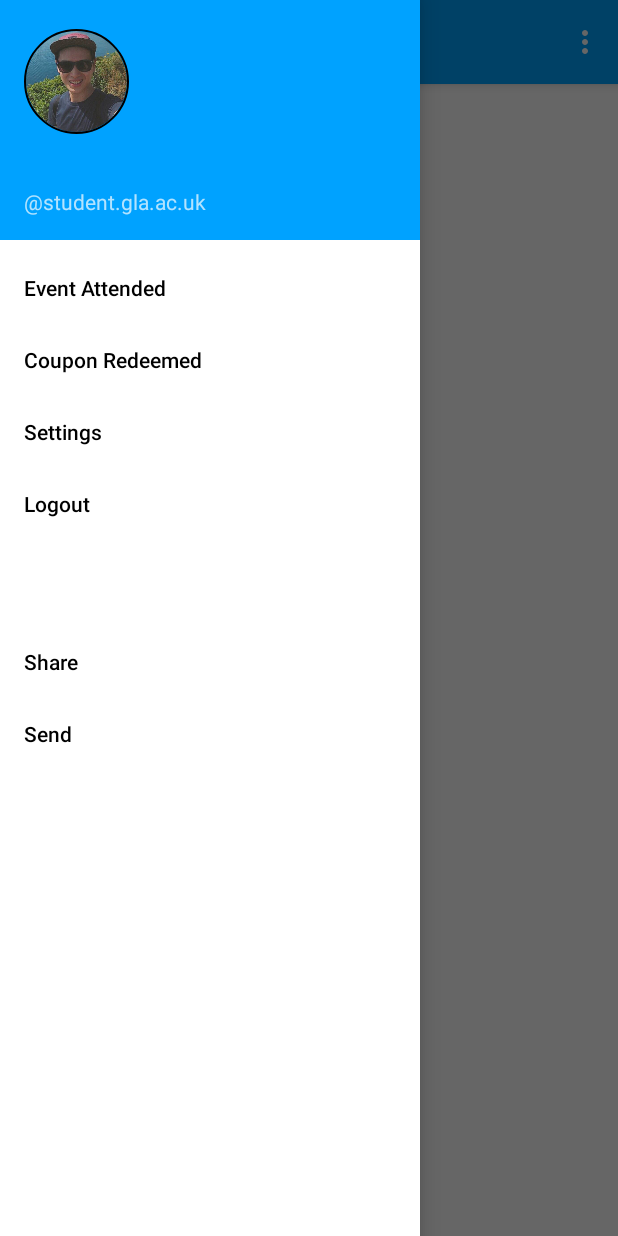
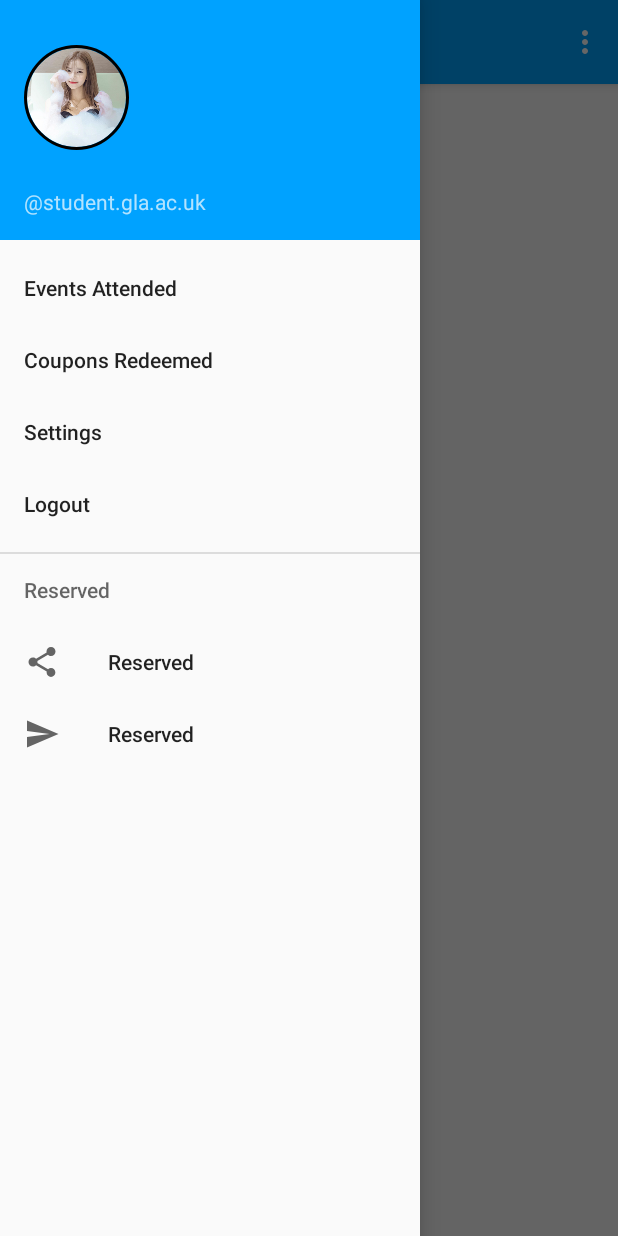
Before and after one commit to imvincey/MHCI-AE, an Android app: the MainActivity screen opened directly, with no data from a screen before it, with the side drawer open, on a phone screen of 412 x 824 dp. Run offline under Robolectric (Android 15) with nearby library versions, the phone set to English and light mode, and no system bars; our stand-ins replace CircleImageView.

Commit message:
Saving for nav bar

```diff
--- a/inCampus/app/src/main/java/mhci/teamsix/ugs/incampus/MainActivity.java
+++ b/inCampus/app/src/main/java/mhci/teamsix/ugs/incampus/MainActivity.java
@@ -1,19 +1,20 @@
 package mhci.teamsix.ugs.incampus;
 
+import android.os.Bundle;
 import android.os.Handler;
+import android.support.design.widget.FloatingActionButton;
+import android.support.design.widget.Snackbar;
+import android.view.View;
 import android.support.design.widget.NavigationView;
 import android.support.v4.view.GravityCompat;
 import android.support.v4.widget.DrawerLayout;
-import android.os.Bundle;
 import android.support.v7.app.ActionBarDrawerToggle;
 import android.support.v7.app.AppCompatActivity;
 import android.support.v7.widget.Toolbar;
 import android.view.Menu;
 import android.view.MenuItem;
-import android.view.View;
 import android.widget.TextView;
 import android.widget.Toast;
-
 
 public class MainActivity extends AppCompatActivity
         implements NavigationView.OnNavigationItemSelectedListener {
@@ -74,7 +75,7 @@ public class MainActivity extends AppCompatActivity
     @Override
     public boolean onCreateOptionsMenu(Menu menu) {
         // Inflate the menu; this adds items to the action bar if it is present.
-        getMenuInflater().inflate(R.menu.menu_main, menu);
+        getMenuInflater().inflate(R.menu.main, menu);
         return true;
     }
 
@@ -86,9 +87,6 @@ public class MainActivity extends AppCompatActivity
         int id = item.getItemId();
 
         //noinspection SimplifiableIfStatement
-        /*if (id == R.id.action_settings) {
-            return true;
-        }*/
 
         return super.onOptionsItemSelected(item);
     }
@@ -100,10 +98,10 @@ public class MainActivity extends AppCompatActivity
         int id = item.getItemId();
 
         if (id == R.id.nav_event) {
-            // Handle the camera action
-        } else if (id == R.id.nav_coupon) {
 
-        } else if (id == R.id.nav_setting) {
+        } else if (id == R.id.nav_coupons) {
+
+        } else if (id == R.id.nav_settings) {
 
         } else if (id == R.id.nav_logout) {
             logout();
--- /dev/null
+++ b/inCampus/app/src/main/res/drawable-v21/ic_menu_send.xml
@@ -0,0 +1,9 @@
+<vector xmlns:android="http://schemas.android.com/apk/res/android"
+    android:width="24dp"
+    android:height="24dp"
+    android:viewportHeight="24.0"
+    android:viewportWidth="24.0">
+    <path
+        android:fillColor="#FF000000"
+        android:pathData="M2.01,21L23,12 2.01,3 2,10l15,2 -15,2z" />
+</vector>
--- /dev/null
+++ b/inCampus/app/src/main/res/drawable-v21/ic_menu_share.xml
@@ -0,0 +1,9 @@
+<vector xmlns:android="http://schemas.android.com/apk/res/android"
+    android:width="24dp"
+    android:height="24dp"
+    android:viewportHeight="24.0"
+    android:viewportWidth="24.0">
+    <path
+        android:fillColor="#FF000000"
+        android:pathData="M18,16.08c-0.76,0 -1.44,0.3 -1.96,0.77L8.91,12.7c0.05,-0.23 0.09,-0.46 0.09,-0.7s-0.04,-0.47 -0.09,-0.7l7.05,-4.11c0.54,0.5 1.25,0.81 2.04,0.81 1.66,0 3,-1.34 3,-3s-1.34,-3 -3,-3 -3,1.34 -3,3c0,0.24 0.04,0.47 0.09,0.7L8.04,9.81C7.5,9.31 6.79,9 6,9c-1.66,0 -3,1.34 -3,3s1.34,3 3,3c0.79,0 1.5,-0.31 2.04,-0.81l7.12,4.16c-0.05,0.21 -0.08,0.43 -0.08,0.65 0,1.61 1.31,2.92 2.92,2.92 1.61,0 2.92,-1.31 2.92,-2.92s-1.31,-2.92 -2.92,-2.92z" />
+</vector>
--- a/inCampus/app/src/main/res/layout/app_bar_main.xml
+++ b/inCampus/app/src/main/res/layout/app_bar_main.xml
@@ -16,11 +16,11 @@
             android:id="@+id/toolbar"
             android:layout_width="match_parent"
             android:layout_height="?attr/actionBarSize"
-            android:background="?attr/colorPrimary"
+            android:background="@color/cyan"
             app:popupTheme="@style/AppTheme.PopupOverlay" />
 
     </android.support.design.widget.AppBarLayout>
 
-
+    <include layout="@layout/content_main" />
 
 </android.support.design.widget.CoordinatorLayout>
--- a/inCampus/app/src/main/res/layout/nav_header_main.xml
+++ b/inCampus/app/src/main/res/layout/nav_header_main.xml
@@ -18,14 +18,14 @@
         android:layout_width="70dp"
         android:layout_height="70dp"
         android:src="@drawable/dp"
-        app:civ_border_width="1dp"
+        app:civ_border_width="2dp"
         app:civ_border_color="#FF000000"/>
 
     <TextView
         android:id="@+id/user_matric"
         android:layout_width="match_parent"
         android:layout_height="wrap_content"
-        android:paddingTop="@dimen/nav_header_vertical_spacing"
+        android:paddingTop="5dp"
         android:text=""
         android:textAppearance="@style/TextAppearance.AppCompat.Body1" />
 
--- a/inCampus/app/src/main/res/menu/activity_main_drawer.xml
+++ b/inCampus/app/src/main/res/menu/activity_main_drawer.xml
@@ -4,32 +4,28 @@
     <group android:checkableBehavior="single">
         <item
             android:id="@+id/nav_event"
-            android:title="Event Attended"
-            android:textColor="@color/primary_darker"/>
+            android:title="Events Attended" />
         <item
-            android:id="@+id/nav_coupon"
-            android:title="Coupon Redeemed"
-            android:textColor="@color/primary_darker"/>
-
+            android:id="@+id/nav_coupons"
+            android:title="Coupons Redeemed" />
         <item
-            android:id="@+id/nav_setting"
-            android:title="Settings"
-            android:textColor="@color/primary_darker"/>
-
+            android:id="@+id/nav_settings"
+            android:title="Settings" />
         <item
             android:id="@+id/nav_logout"
-            android:title="Logout"
-            android:textColor="@color/primary_darker"/>
+            android:title="Logout" />
     </group>
 
-    <item android:title="Reserve">
+    <item android:title="Reserved">
         <menu>
             <item
                 android:id="@+id/nav_share"
-                android:title="Share" />
+                android:icon="@drawable/ic_menu_share"
+                android:title="Reserved" />
             <item
                 android:id="@+id/nav_send"
-                android:title="Send" />
+                android:icon="@drawable/ic_menu_send"
+                android:title="Reserved" />
         </menu>
     </item>
 
--- /dev/null
+++ b/inCampus/app/src/main/res/menu/main.xml
@@ -0,0 +1,9 @@
+<?xml version="1.0" encoding="utf-8"?>
+<menu xmlns:android="http://schemas.android.com/apk/res/android"
+    xmlns:app="http://schemas.android.com/apk/res-auto">
+    <item
+        android:id="@+id/action_settings"
+        android:orderInCategory="100"
+        android:title="@string/action_settings"
+        app:showAsAction="never" />
+</menu>
--- /dev/null
+++ b/inCampus/app/src/main/res/values/drawables.xml
@@ -0,0 +1,8 @@
+<resources xmlns:android="http://schemas.android.com/apk/res/android">
+    <item name="ic_menu_camera" type="drawable">@android:drawable/ic_menu_camera</item>
+    <item name="ic_menu_gallery" type="drawable">@android:drawable/ic_menu_gallery</item>
+    <item name="ic_menu_slideshow" type="drawable">@android:drawable/ic_menu_slideshow</item>
+    <item name="ic_menu_manage" type="drawable">@android:drawable/ic_menu_manage</item>
+    <item name="ic_menu_share" type="drawable">@android:drawable/ic_menu_share</item>
+    <item name="ic_menu_send" type="drawable">@android:drawable/ic_menu_send</item>
+</resources>
--- a/inCampus/app/src/main/res/values/strings.xml
+++ b/inCampus/app/src/main/res/values/strings.xml
@@ -6,4 +6,5 @@
     <string name="fpw_help">Please enter your matriculation number in the field below to request for password</string>
     <string name="navigation_drawer_open">Open navigation drawer</string>
     <string name="navigation_drawer_close">Close navigation drawer</string>
+    <string name="title_activity_main">Home</string>
 </resources>
--- a/inCampus/app/src/main/res/values/styles.xml
+++ b/inCampus/app/src/main/res/values/styles.xml
@@ -48,8 +48,10 @@
         <item name="windowNoTitle">true</item>
     </style>
 
-    <style name="AppTheme.AppBarOverlay" parent="ThemeOverlay.AppCompat.Dark.ActionBar" />
+    <style name="AppTheme.AppBarOverlay" parent="ThemeOverlay.AppCompat.Dark.ActionBar"></style>
 
-    <style name="AppTheme.PopupOverlay" parent="ThemeOverlay.AppCompat.Light" />
+    <style name="AppTheme.PopupOverlay" parent="ThemeOverlay.AppCompat.Light">
+
+    </style>
 
 </resources>
```
Also changed, not shown: inCampus/app/src/main/AndroidManifest.xml (+12 -10 lines), inCampus/app/src/main/res/drawable-v21/ic_menu_camera.xml (added, +12 -0 lines), inCampus/app/src/main/res/drawable-v21/ic_menu_gallery.xml (added, +9 -0 lines), inCampus/app/src/main/res/drawable-v21/ic_menu_manage.xml (added, +9 -0 lines), inCampus/app/src/main/res/drawable-v21/ic_menu_slideshow.xml (added, +9 -0 lines), inCampus/app/src/main/res/layout/content_main.xml (added, +16 -0 lines), inCampus/app/src/main/res/drawable/dp.png.
